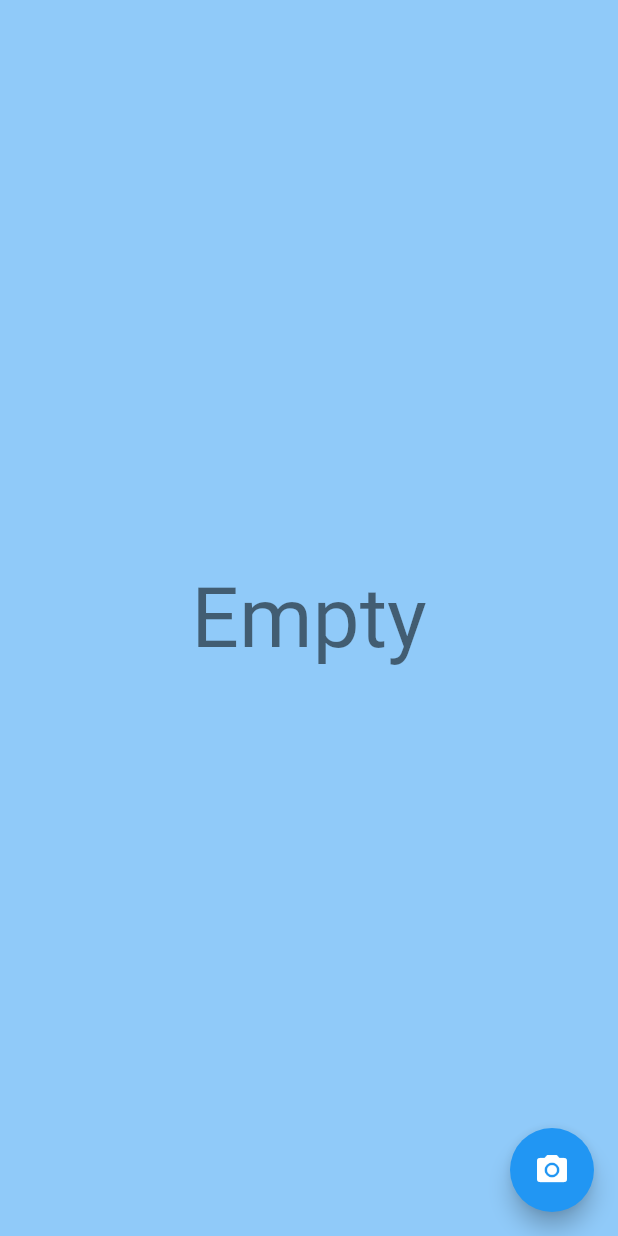
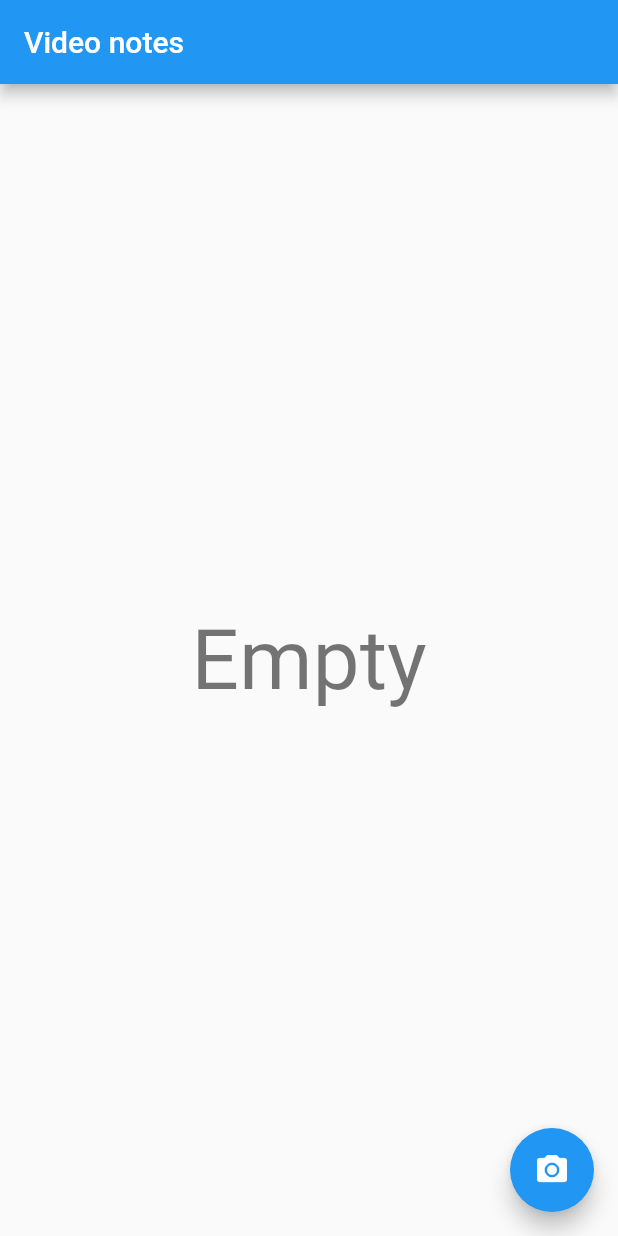
Before and after one commit to kolmakovruslan/video_notes, a Flutter app: the screen it shows after launch, on a phone screen of 412 x 824 dp. Run offline on Flutter 3.47's test engine with Material 2 defaults, Android fonts, the phone set to English and light mode, and no system bars; our stand-ins replace camera, video_player; missing offline and left inert: flutter_ffmpeg, flutter_range_slider.

Commit message:
add delete note feature

```diff
--- a/lib/main.dart
+++ b/lib/main.dart
@@ -13,7 +13,8 @@ class MyApp extends StatelessWidget {
       title: 'Video notes',
       theme: ThemeData(
         brightness: Brightness.light,
-        primarySwatch: Colors.blue,
+        backgroundColor: Colors.white,
+        primaryColor: Colors.blue,
       ),
       initialRoute: Routes.home,
       routes: {
--- a/lib/model/create_note.dart
+++ b/lib/model/create_note.dart
@@ -11,5 +11,5 @@ Future<Note> createNote() async {
   final video = File("${dir.path}/$uuid.mp4");
   video.create();
   final date = DateTime.now();
-  return Note(uuid, uuid, video.path, date.toIso8601String());
+  return Note(uuid, uuid, video.path, 0, date);
 }
--- a/lib/model/get_saved_notes.dart
+++ b/lib/model/get_saved_notes.dart
@@ -12,7 +12,7 @@ Future<List<Note>> getSavedNotes() async {
     final id = name.split('.').first;
     final stat = video.statSync();
     final size = stat.size;
-    final dateCreate = stat.changed.toIso8601String();
-    return Note("$dateCreate $size", id, file, dateCreate);
+    final dateCreate = stat.changed;
+    return Note(name, id, file, size, dateCreate);
   }).toList();
 }
--- a/lib/model/note.dart
+++ b/lib/model/note.dart
@@ -2,7 +2,8 @@ class Note {
   final String id;
   final String name;
   final String file;
-  final String dateCreate;
+  final int size;
+  final DateTime dateCreate;
 
-  Note(this.name, this.id, this.file, this.dateCreate);
+  Note(this.name, this.id, this.file, this.size, this.dateCreate);
 }
--- a/lib/pages/launch_page.dart
+++ b/lib/pages/launch_page.dart
@@ -1,27 +1,30 @@
 import 'package:flutter/material.dart';
 import 'package:flutter/widgets.dart';
+import 'package:video_notes/model/delete_note.dart';
 import 'package:video_notes/model/get_saved_notes.dart';
+import 'package:video_notes/model/note.dart';
 import 'package:video_notes/routes.dart';
 import 'package:video_notes/widgets/video_list_widget.dart';
 
 class LaunchPage extends StatelessWidget {
+  void _deleteNote(Note note) {
+    deleteNote(note);
+  }
+
   @override
-  Widget build(BuildContext context) => Container(
-        color: Theme.of(context).backgroundColor,
-        child: Stack(
-          children: <Widget>[
-            VideoListWidget(getSavedNotes()),
-            Positioned(
-              child: FloatingActionButton(
-                child: Icon(Icons.camera_alt),
-                onPressed: () {
-                  Navigator.of(context).pushNamed(Routes.record);
-                },
-              ),
-              bottom: 16,
-              right: 16,
-            ),
-          ],
+  Widget build(BuildContext context) => Scaffold(
+        appBar: AppBar(
+          title: Text("Video notes"),
+        ),
+        body: VideoListWidget(
+          getSavedNotes(),
+          _deleteNote,
+        ),
+        floatingActionButton: FloatingActionButton(
+          child: Icon(Icons.camera_alt),
+          onPressed: () {
+            Navigator.of(context).pushNamed(Routes.record);
+          },
         ),
       );
 }
```
Also changed, not shown: lib/model/delete_note.dart (added, +8 -0 lines), lib/widgets/video_list_widget.dart (+63 -11 lines).
